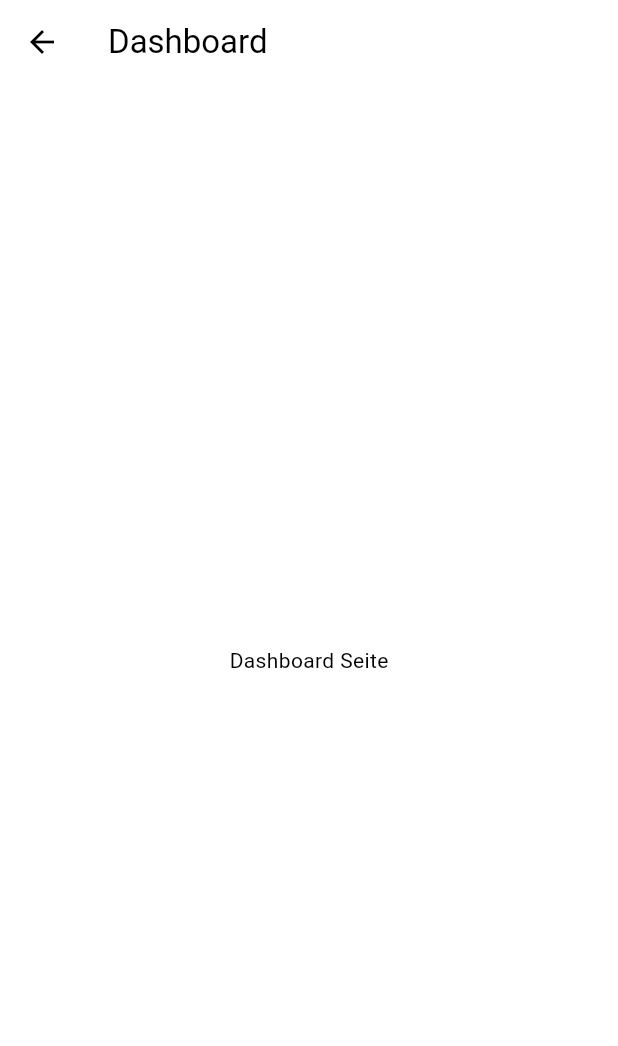
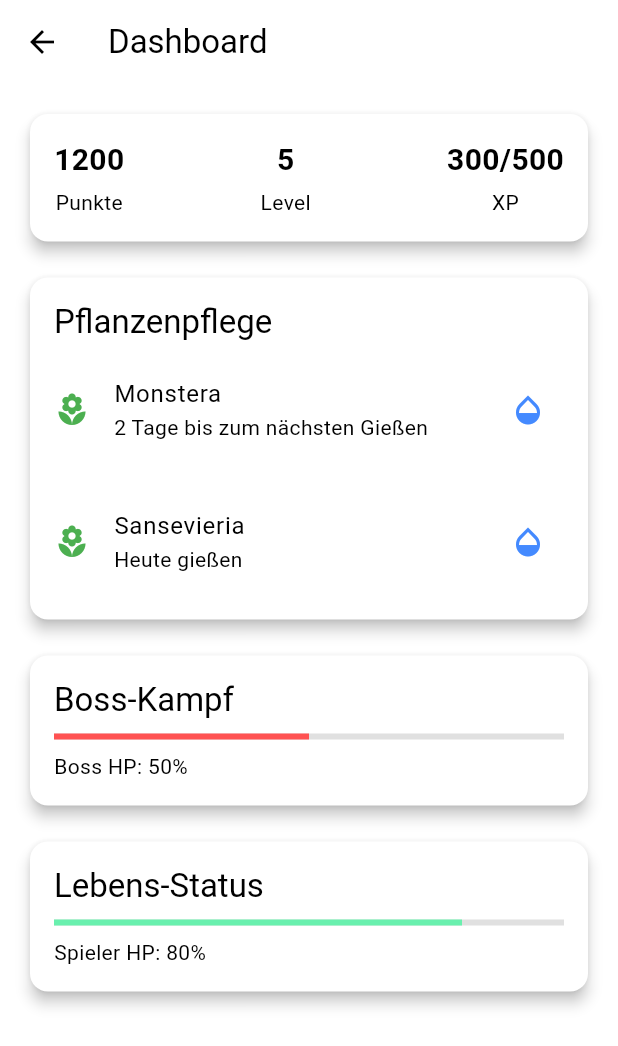
Before and after one commit to PatriceTeuber/GreenGuardian, a Flutter app: the DashboardPage screen opened directly, on a phone screen of 412 x 824 dp. Shown: the top 1046 px of the screen. Run offline on Flutter 3.47's test engine with Material 3 defaults, Android fonts, the light colour scheme and no system bars; missing offline and left inert: flame; network calls fail.

Commit message:
updated dashboard_page.dart

```diff
--- a/lib/pages/dashboard_page.dart
+++ b/lib/pages/dashboard_page.dart
@@ -7,11 +7,145 @@ class DashboardPage extends StatelessWidget {
   Widget build(BuildContext context) {
     return Scaffold(
       appBar: AppBar(
-        title: const Text('Dashboard'),
+        title: const Text("Dashboard"),
       ),
-      body: const Center(
-        child: Text('Dashboard Seite'),
+      body: SingleChildScrollView(
+        padding: const EdgeInsets.all(16.0),
+        child: Column(
+          crossAxisAlignment: CrossAxisAlignment.stretch,
+          children: [
+            // Gamification-Status Card
+            Card(
+              elevation: 4,
+              shape: RoundedRectangleBorder(
+                  borderRadius: BorderRadius.circular(12)),
+              child: Padding(
+                padding: const EdgeInsets.all(16.0),
+                child: Row(
+                  mainAxisAlignment: MainAxisAlignment.spaceBetween,
+                  children: [
+                    _buildStatusItem("Punkte", "1200"),
+                    _buildStatusItem("Level", "5"),
+                    _buildStatusItem("XP", "300/500"),
+                  ],
+                ),
+              ),
+            ),
+            const SizedBox(height: 16.0),
+            // Pflanzenpflege Card
+            Card(
+              elevation: 4,
+              shape: RoundedRectangleBorder(
+                borderRadius: BorderRadius.circular(12),
+              ),
+              child: Padding(
+                padding: const EdgeInsets.all(16.0),
+                child: Column(
+                  crossAxisAlignment: CrossAxisAlignment.start,
+                  children: [
+                    Text(
+                      "Pflanzenpflege",
+                      style: Theme.of(context).textTheme.titleLarge,
+                    ),
+                    const SizedBox(height: 8.0),
+                    // ListTile für die Monstera
+                    ListTile(
+                      contentPadding: EdgeInsets.zero,
+                      leading: Icon(Icons.local_florist, color: Colors.green),
+                      title: Text("Monstera"),
+                      subtitle: Text("2 Tage bis zum nächsten Gießen"),
+                      trailing: IconButton(
+                        icon: Icon(Icons.opacity, color: Colors.blueAccent),
+                        onPressed: () {
+                          // Aktion: Pflanze gießen
+                        },
+                      ),
+                    ),
+                    Divider(),
+                    // ListTile für die Sansevieria
+                    ListTile(
+                      contentPadding: EdgeInsets.zero,
+                      leading: Icon(Icons.local_florist, color: Colors.green),
+                      title: Text("Sansevieria"),
+                      subtitle: Text("Heute gießen"),
+                      trailing: IconButton(
+                        icon: Icon(Icons.opacity, color: Colors.blueAccent),
+                        onPressed: () {
+                          // Aktion: Pflanze gießen
+                        },
+                      ),
+                    ),
+                    // Hier kannst du weitere ListTiles hinzufügen, falls du mehrere Pflanzen hast.
+                  ],
+                ),
+              ),
+            ),
+            const SizedBox(height: 16.0),
+            // Boss-Kampf Status Card
+            Card(
+              elevation: 4,
+              shape: RoundedRectangleBorder(
+                  borderRadius: BorderRadius.circular(12)),
+              child: Padding(
+                padding: const EdgeInsets.all(16.0),
+                child: Column(
+                  crossAxisAlignment: CrossAxisAlignment.start,
+                  children: [
+                    Text("Boss-Kampf",
+                        style: Theme.of(context).textTheme.titleLarge),
+                    const SizedBox(height: 8.0),
+                    LinearProgressIndicator(
+                      value: 0.5, // Beispiel: 50% Fortschritt
+                      backgroundColor: Colors.grey[300],
+                      valueColor:
+                      const AlwaysStoppedAnimation<Color>(Colors.redAccent),
+                    ),
+                    const SizedBox(height: 8.0),
+                    const Text("Boss HP: 50%"),
+                  ],
+                ),
+              ),
+            ),
+            const SizedBox(height: 16.0),
+            // Boss-Kampf Status Card
+            Card(
+              elevation: 4,
+              shape: RoundedRectangleBorder(
+                  borderRadius: BorderRadius.circular(12)),
+              child: Padding(
+                padding: const EdgeInsets.all(16.0),
+                child: Column(
+                  crossAxisAlignment: CrossAxisAlignment.start,
+                  children: [
+                    Text("Lebens-Status",
+                        style: Theme.of(context).textTheme.titleLarge),
+                    const SizedBox(height: 8.0),
+                    LinearProgressIndicator(
+                      value: 0.8, // Beispiel: 50% Fortschritt
+                      backgroundColor: Colors.grey[300],
+                      valueColor:
+                      const AlwaysStoppedAnimation<Color>(Colors.greenAccent),
+                    ),
+                    const SizedBox(height: 8.0),
+                    const Text("Spieler HP: 80%"),
+                  ],
+                ),
+              ),
+            ),
+          ],
+        ),
       ),
     );
   }
+
+  Widget _buildStatusItem(String label, String value) {
+    return Column(
+      children: [
+        Text(value,
+            style: const TextStyle(fontSize: 20, fontWeight: FontWeight.bold)),
+        const SizedBox(height: 4.0),
+        Text(label),
+      ],
+    );
+  }
 }
--- a/lib/widgets/plant_tile.dart
+++ b/lib/widgets/plant_tile.dart
@@ -45,7 +45,7 @@ class PlantTile extends StatelessWidget {
                 children: [
                   Text(
                     plant.name,
-                    style: const TextStyle(fontWeight: FontWeight.bold),
+                    style: const TextStyle(fontSize: 16, fontWeight: FontWeight.bold),
                   ),
                   Text(plant.type),
                   Text(
@@ -55,9 +55,10 @@ class PlantTile extends StatelessWidget {
                       color: plant.daysUntilNextWatering > 0 ? Colors.black : Colors.red,
                     ),
                   ),
-                  ElevatedButton(
-                    onPressed: onWater,
-                    child: const Text('Gießen'),
+                  ElevatedButton.icon(
+                    onPressed: () {},
+                    icon: const Icon(Icons.opacity, color: Colors.blueAccent),
+                    label: const Text('Gießen', style: TextStyle(color: Colors.blueAccent),),
                   ),
                 ],
               ),
```
